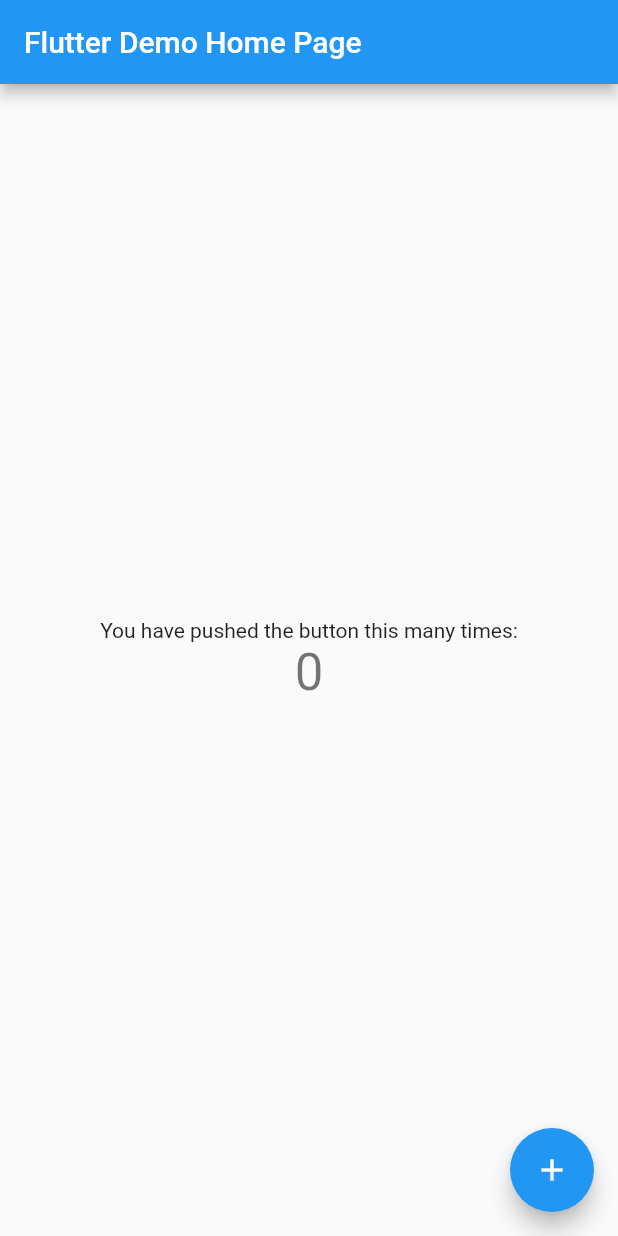
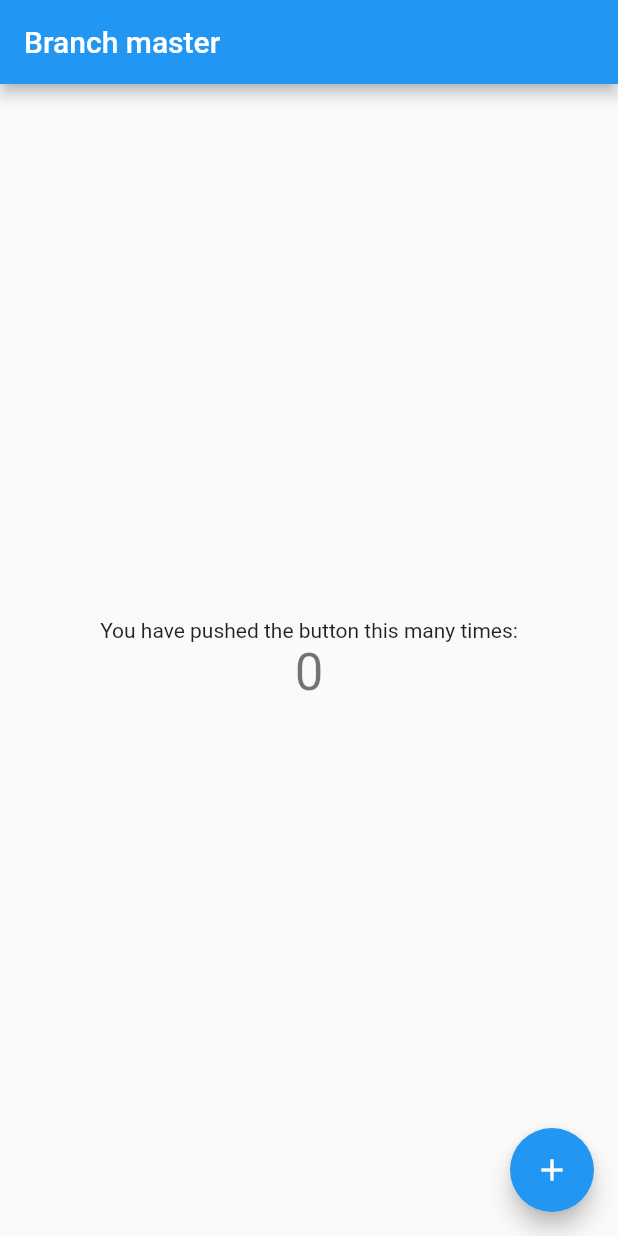
Before and after one commit to samuriali27/belajar_flutter, a Flutter app: the screen it shows after launch, on a phone screen of 412 x 824 dp. Run offline on Flutter 3.47's test engine with Material 2 defaults, Android fonts, the phone set to English and light mode, and no system bars.

Commit message:
Master title

```diff
--- a/lib/main.dart
+++ b/lib/main.dart
@@ -11,22 +11,10 @@ class MyApp extends StatelessWidget {
     return MaterialApp(
       title: 'Flutter Demo',
       theme: ThemeData(
-        // This is the theme of your application.
-        //
-        // Try running your application with "flutter run". You'll see the
-        // application has a blue toolbar. Then, without quitting the app, try
-        // changing the primarySwatch below to Colors.green and then invoke
-        // "hot reload" (press "r" in the console where you ran "flutter run",
-        // or simply save your changes to "hot reload" in a Flutter IDE).
-        // Notice that the counter didn't reset back to zero; the application
-        // is not restarted.
         primarySwatch: Colors.blue,
-        // This makes the visual density adapt to the platform that you run
-        // the app on. For desktop platforms, the controls will be smaller and
-        // closer together (more dense) than on mobile platforms.
         visualDensity: VisualDensity.adaptivePlatformDensity,
       ),
-      home: MyHomePage(title: 'Flutter Demo Home Page'),
+      home: MyHomePage(title: 'Branch master'),
     );
   }
 }
```
Also changed, not shown: 1 other file.
